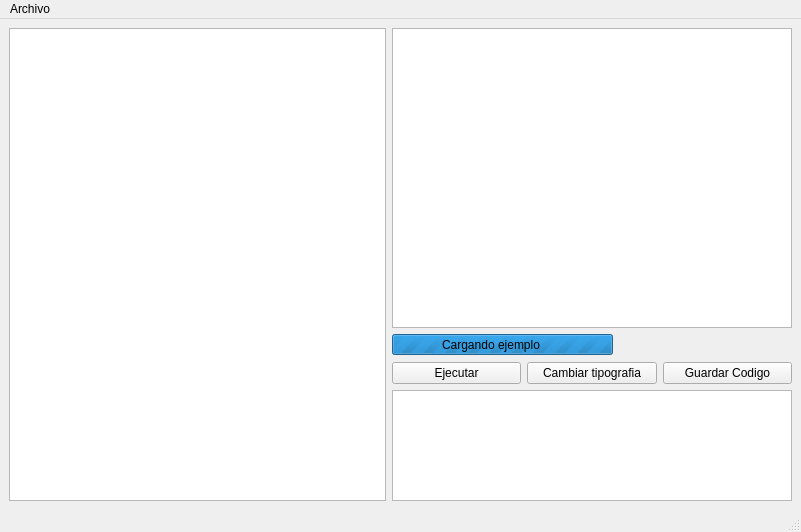
Qt form pilas/cargador/ui.ui (hugoruscitti/pilas) before a commit.
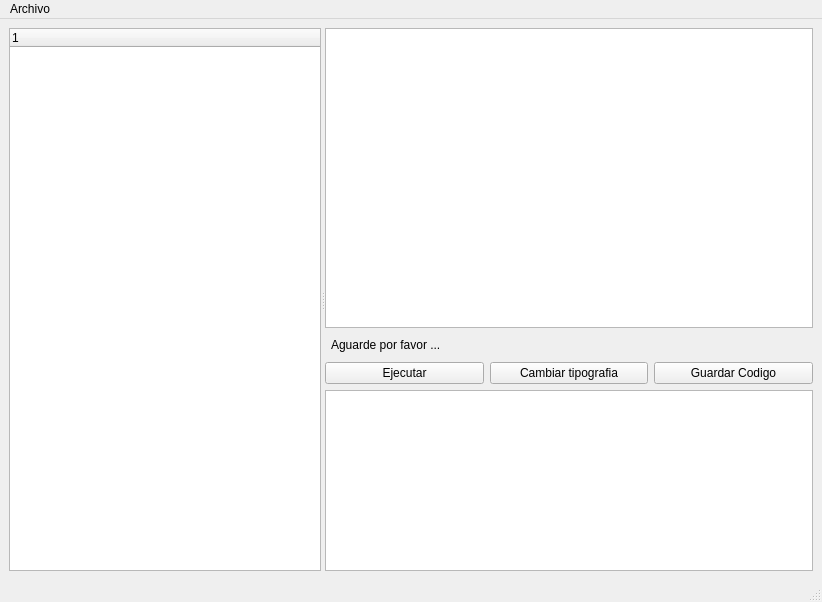
The same form after that commit.

Commit message: mejorando el cargador de ejemplos, ahora muestra categorias.

```diff
--- a/pilas/cargador/ui.ui
+++ b/pilas/cargador/ui.ui
@@ -6,8 +6,8 @@
    <rect>
     <x>0</x>
     <y>0</y>
-    <width>801</width>
-    <height>532</height>
+    <width>822</width>
+    <height>602</height>
    </rect>
   </property>
   <property name="windowTitle">
@@ -16,9 +16,18 @@
   <widget class="QWidget" name="centralwidget">
    <layout class="QGridLayout" name="gridLayout">
     <item row="0" column="0">
-     <widget class="QListWidget" name="lista"/>
-    </item>
-    <item row="0" column="1">
+     <widget class="QSplitter" name="splitter">
+      <property name="orientation">
+       <enum>Qt::Horizontal</enum>
+      </property>
+      <widget class="QTreeWidget" name="arbol">
+       <column>
+        <property name="text">
+         <string notr="true">1</string>
+        </property>
+       </column>
+      </widget>
+      <widget class="QWidget" name="">
      <layout class="QVBoxLayout" name="verticalLayout">
       <item>
        <widget class="QGraphicsView" name="imagen">
@@ -53,42 +62,17 @@
         <property name="lineWidth">
          <number>0</number>
         </property>
-        <widget class="QProgressBar" name="progressBar">
-         <property name="geometry">
-          <rect>
-           <x>0</x>
-           <y>0</y>
-           <width>221</width>
-           <height>21</height>
-          </rect>
-         </property>
-         <property name="maximum">
-          <number>0</number>
-         </property>
-         <property name="value">
-          <number>-1</number>
-         </property>
-         <property name="textVisible">
-          <bool>true</bool>
-         </property>
-         <property name="invertedAppearance">
-          <bool>false</bool>
-         </property>
-         <property name="textDirection">
-          <enum>QProgressBar::BottomToTop</enum>
-         </property>
-        </widget>
         <widget class="QLabel" name="label">
          <property name="geometry">
           <rect>
-           <x>50</x>
+             <x>6</x>
            <y>0</y>
-           <width>131</width>
+             <width>170</width>
            <height>21</height>
           </rect>
          </property>
          <property name="text">
-          <string>Cargando ejemplo</string>
+            <string>Aguarde por favor ...</string>
          </property>
         </widget>
        </widget>
@@ -126,6 +110,8 @@
        </widget>
       </item>
      </layout>
+      </widget>
+     </widget>
     </item>
    </layout>
   </widget>
@@ -134,8 +120,8 @@
     <rect>
      <x>0</x>
      <y>0</y>
-     <width>801</width>
-     <height>29</height>
+     <width>822</width>
+     <height>25</height>
     </rect>
    </property>
    <widget class="QMenu" name="menuArchivo">
```
Lines whose indentation alone changed are shown as unchanged. The commit also changes 55 other files.
